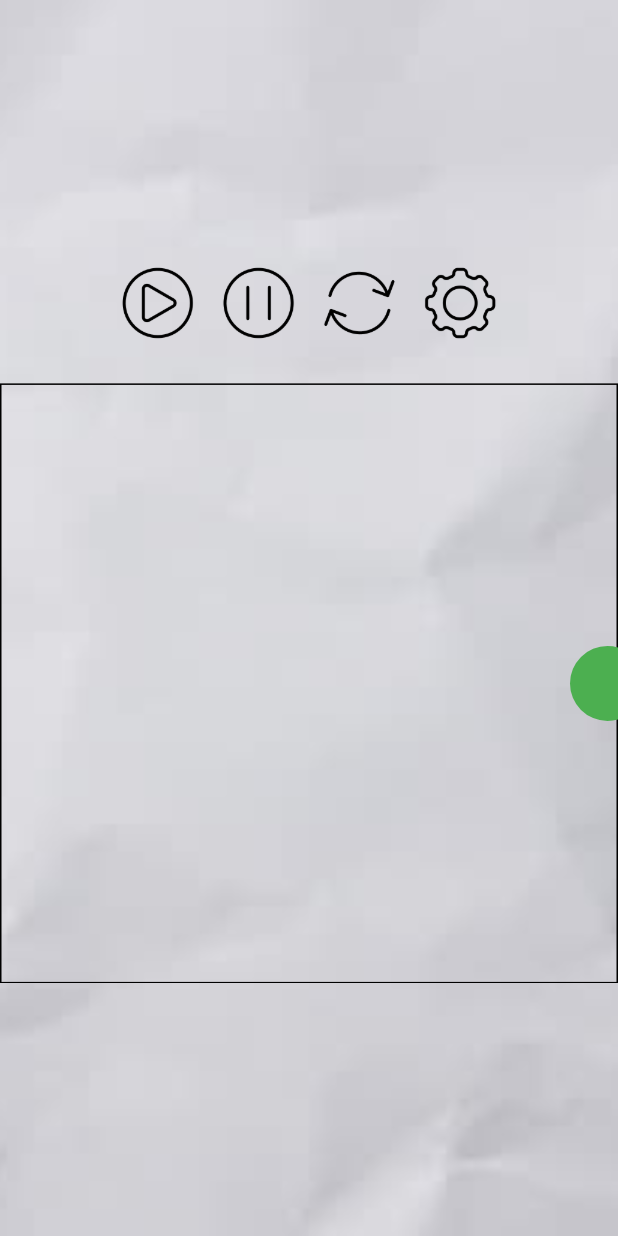
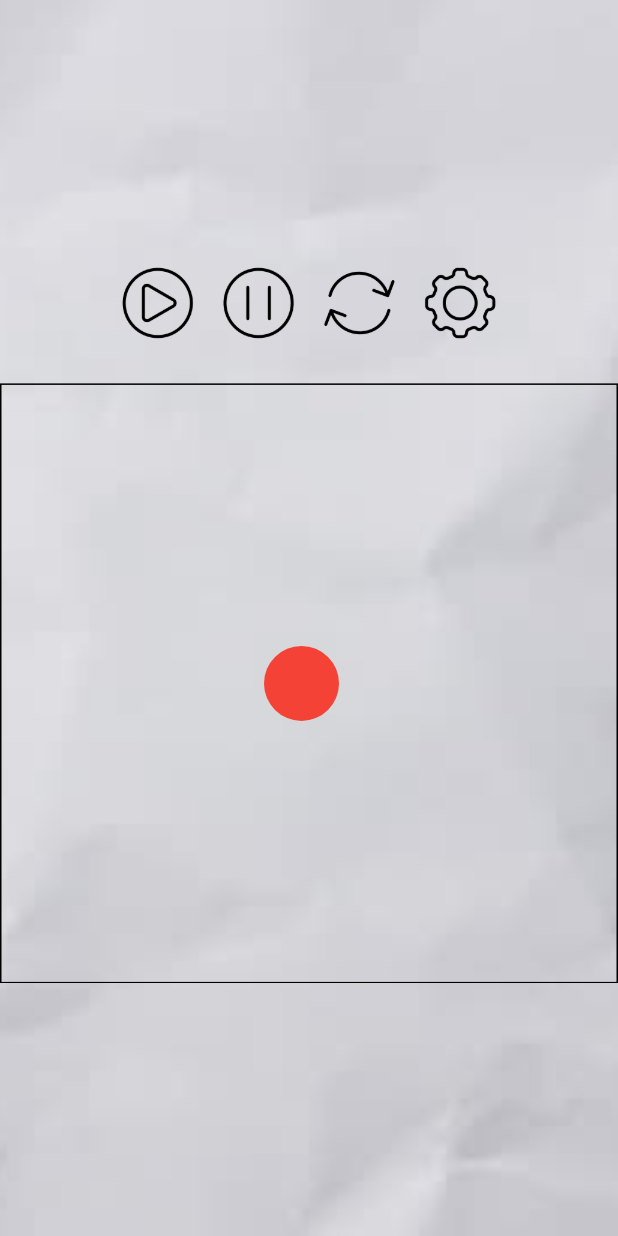
Before and after one commit to Damn-It-Tech/vlab-collision-lab, a Flutter app: the screen it shows after launch, on a phone screen of 412 x 824 dp. Run offline on Flutter 3.47's test engine with Material 2 defaults, Android fonts, the light colour scheme and no system bars.

Commit message:
collision check added

```diff
--- a/lib/action_box.dart
+++ b/lib/action_box.dart
@@ -11,23 +11,36 @@ class ActionBox extends StatefulWidget {
 
 class _ActionBoxState extends State<ActionBox> {
   Timer? timer;
-  int xValue = 0;
-  bool moveright = true;
+  int xOne = 0;
+  int xTwo = 750;
+  int v1 = 1;
+  int v2 = 1;
   @override
   void initState() {
     super.initState();
     timer = Timer.periodic(const Duration(milliseconds: 1), (Timer t) {
       setState(() {
-        if (xValue > 750) {
-          moveright = false;
+        if (xOne > 750) {
+          v1 = -v1;
         }
-        if (xValue < 0) {
-          moveright = true;
+        if (xOne < 0) {
+          v1 = -v1;
         }
-        if (moveright)
-          xValue += 1;
-        else
-          xValue -= 1;
+        xOne += v1 * 1;
+
+        if (xTwo > 750) {
+          v2 = -v2;
+        }
+        if (xTwo < 0) {
+          v2 = -v2;
+        }
+        xTwo += v2 * 1;
+
+        if ((xOne - xTwo).abs() < 51) {
+          //use equations and give v1 and v2 new values
+          v1 = -v1;
+          v2 = -v2;
+        }
       });
     });
   }
@@ -38,11 +51,11 @@ class _ActionBoxState extends State<ActionBox> {
     super.dispose();
   }
 
-  Widget getSphere() {
+  Widget getSphere(Color? sphereColor) {
     return Container(
       height: 50,
       width: 50,
-      decoration: const BoxDecoration(shape: BoxShape.circle, color: Colors.green),
+      decoration: BoxDecoration(shape: BoxShape.circle, color: sphereColor),
     );
   }
 
@@ -59,17 +72,17 @@ class _ActionBoxState extends State<ActionBox> {
           ),
         ),
         Positioned(
-          left: xValue.ceilToDouble(),
+          left: xOne.ceilToDouble(),
           top: 0,
           bottom: 0,
-          child: getSphere(),
+          child: getSphere(Colors.red),
         ),
-        // Positioned(
-        //   right: xValue.ceilToDouble(),
-        //   top: 0,
-        //   bottom: 0,
-        //   child: getSphere(),
-        // )
+        Positioned(
+          left: xTwo.ceilToDouble(),
+          top: 0,
+          bottom: 0,
+          child: getSphere(Colors.green),
+        )
       ],
     );
   }
```
